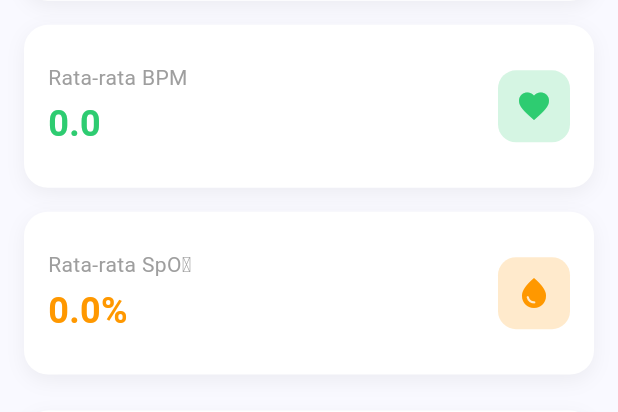
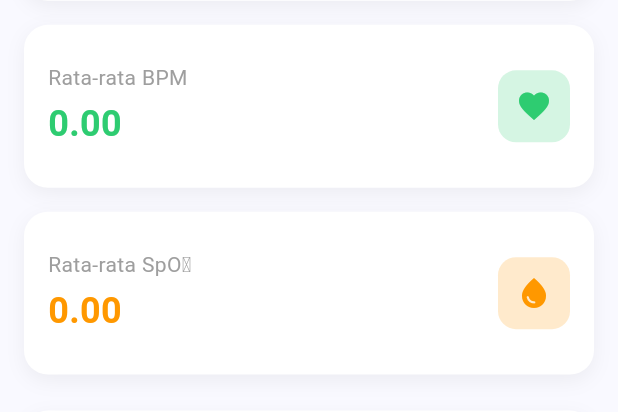
Before and after one commit to icarusnp1/iot-tubes, a Flutter app: the DataUserPage widget shown alone on an empty page, opened directly, on a phone screen of 412 x 824 dp. Shown: the part 315-727 px from the top of the screen. Run offline on Flutter 3.47's test engine with Material 3 defaults, Android fonts, the phone set to English and light mode, and no system bars; our stand-ins replace fl_chart, permission_handler, shared_preferences; accounts and stored records are empty; network calls fail.

Commit message:
mobile: consume user history stats api

```diff
--- a/mobile/lib/pages/data_user_page.dart
+++ b/mobile/lib/pages/data_user_page.dart
@@ -24,6 +24,9 @@ class _DataUserPageState extends State<DataUserPage> {
   String errorMsg = '';
 
   List<Map<String, dynamic>> records = [];
+  double avgBpm = 0;
+  double avgSpo2 = 0;
+  int totalRecords = 0;
 
   String dateFilter = 'today';
   String searchQuery = '';
@@ -61,6 +64,9 @@ class _DataUserPageState extends State<DataUserPage> {
     final endpoint = '/api/history/$userId?page=$page&limit=$limit';
     final res = await apiService.get(endpoint, auth: true);
 
+    final statsEndpoint = "/api/history/$userId/stats";
+    final statsRes = await apiService.get(statsEndpoint, auth: true);
+
     if (!mounted) return;
     setState(() {
       loading = false;
@@ -89,6 +95,26 @@ class _DataUserPageState extends State<DataUserPage> {
         errorMsg = m;
       });
     }
+
+    if (statsRes['success'] == true && statsRes['data'] != null) {
+      try {
+        final data = statsRes['data'] as Map<String, dynamic>;
+        print(data);
+        avgBpm = (data['avg_bpm'] as num).toDouble();
+        avgSpo2 = (data['avg_spo2'] as num).toDouble();
+        totalRecords = data['total_records'] as int;
+      } catch (e) {
+        setState(() {
+          errorMsg = 'Format response tidak sesuai: $e';
+        });
+      }
+    } else {
+      String m = statsRes['message'] ?? 'Gagal memuat riwayat';
+      setState(() {
+        errorMsg = m;
+      });
+    }
+
   }
 
   void _prevPage() {
@@ -152,14 +178,14 @@ class _DataUserPageState extends State<DataUserPage> {
             children: [
               _buildStatCard(
                 'Total Records',
-                total.toString(),
+                totalRecords.toString(),
                 Icons.favorite,
                 const Color(0xFF0077B6),
                 isDarkMode,
               ),
               _buildStatCard(
                 'Rata-rata BPM',
-                _calculateAvgBpm().toString(),
+                avgBpm.toStringAsFixed(2),
                 Icons.favorite,
                 const Color(0xFF2ECC71),
                 isDarkMode,
@@ -167,7 +193,7 @@ class _DataUserPageState extends State<DataUserPage> {
               ),
               _buildStatCard(
                 'Rata-rata SpO₂',
-                '${_calculateAvgSpo2().toStringAsFixed(1)}%',
+                avgSpo2.toStringAsFixed(2),
                 Icons.water_drop,
                 const Color(0xFFFF9800),
                 isDarkMode,
@@ -560,20 +586,6 @@ class _DataUserPageState extends State<DataUserPage> {
     );
   }
 
-  double _calculateAvgBpm() {
-    if (records.isEmpty) return 0;
-    final validBpms = records.where((r) => r['bpm'] != null).map((r) => (r['bpm'] as num).toDouble());
-    if (validBpms.isEmpty) return 0;
-    return validBpms.reduce((a, b) => a + b) / validBpms.length;
-  }
-
-  double _calculateAvgSpo2() {
-    if (records.isEmpty) return 0;
-    final validSpo2s = records.where((r) => r['spo2'] != null).map((r) => (r['spo2'] as num).toDouble());
-    if (validSpo2s.isEmpty) return 0;
-    return validSpo2s.reduce((a, b) => a + b) / validSpo2s.length;
-  }
-
   Widget _buildStatCard(
     String title,
     String value,
```
